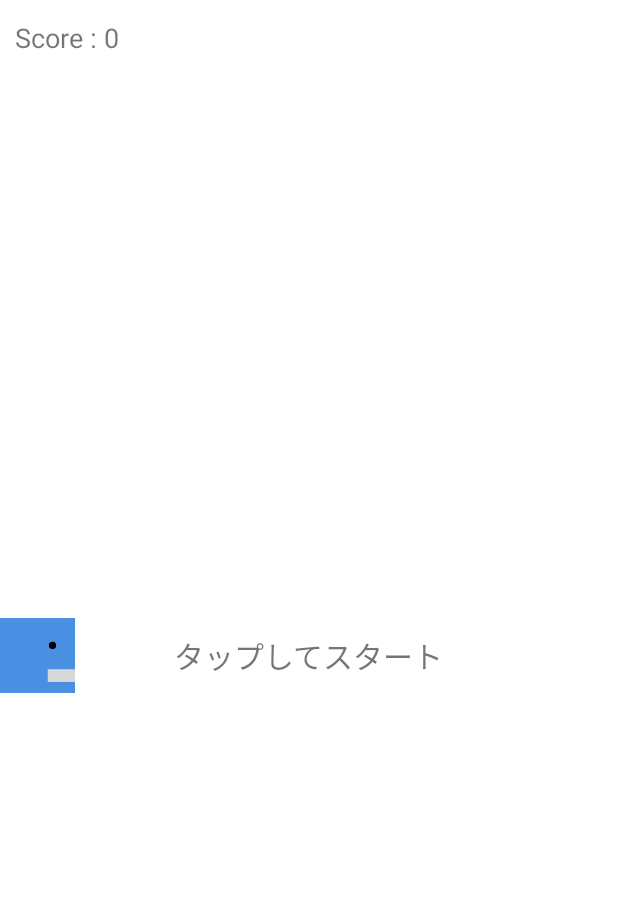
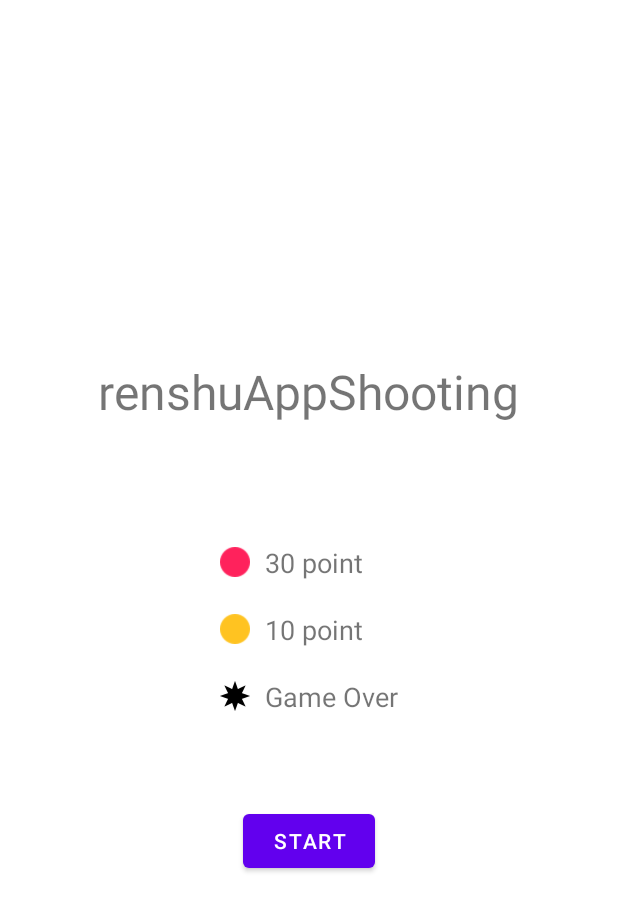
Before and after one commit to N-hiromi/renshuAppShooting, an Android app: the screen it shows after launch (MainActivity before the commit, StartActivity after it), on a phone screen of 412 x 824 dp. Shown: the top 911 px of the screen. Run offline under Robolectric (Android 15) with nearby library versions, the phone set to English and light mode, and no system bars.

Commit message:
戻るボタンの無効化とスタート画面作成

```diff
--- a/app/build.gradle
+++ b/app/build.gradle
@@ -33,7 +33,11 @@ dependencies {
     implementation 'androidx.appcompat:appcompat:1.6.1'
     implementation 'com.google.android.material:material:1.9.0'
     implementation 'androidx.constraintlayout:constraintlayout:2.1.4'
+    implementation 'androidx.datastore:datastore-rxjava3:1.0.0'
+    implementation 'androidx.datastore:datastore-rxjava2:1.0.0'
+    implementation 'androidx.datastore:datastore-preferences-rxjava2:1.0.0'
     testImplementation 'junit:junit:4.13.2'
     androidTestImplementation 'androidx.test.ext:junit:1.1.5'
     androidTestImplementation 'androidx.test.espresso:espresso-core:3.5.1'
+
 }
--- /dev/null
+++ b/app/src/main/java/com/example/renshuappshooting/StartActivity.java
@@ -0,0 +1,31 @@
+package com.example.renshuappshooting;
+
+import androidx.appcompat.app.AppCompatActivity;
+
+import android.content.Intent;
+import android.os.Bundle;
+import android.view.View;
+
+public class StartActivity extends AppCompatActivity implements View.OnClickListener{
+
+    @Override
+    protected void onCreate(Bundle savedInstanceState) {
+        super.onCreate(savedInstanceState);
+        setContentView(R.layout.activity_start);
+
+        // startGameボタン取得
+        findViewById(R.id.startGame).setOnClickListener(this);
+    }
+
+    @Override
+    public void onClick(View v) {
+        if (v.getId() == R.id.startGame){
+            startActivity(new Intent(getApplicationContext(), MainActivity.class));
+        }
+    }
+
+    @Override
+    public void onBackPressed() {
+        // 戻るボタンを押された時の操作。今回は戻るボタン無効化したいので何も書かない
+    }
+}
--- /dev/null
+++ b/app/src/main/res/layout/activity_start.xml
@@ -0,0 +1,73 @@
+<?xml version="1.0" encoding="utf-8"?>
+<LinearLayout xmlns:android="http://schemas.android.com/apk/res/android"
+    xmlns:app="http://schemas.android.com/apk/res-auto"
+    xmlns:tools="http://schemas.android.com/tools"
+    android:layout_width="match_parent"
+    android:layout_height="match_parent"
+    tools:context=".StartActivity"
+    android:orientation="vertical"
+    android:gravity="center">
+
+    <TextView
+        android:layout_width="wrap_content"
+        android:layout_height="wrap_content"
+        android:text="@string/app_name"
+        android:textSize="32sp"/>
+
+    <TableLayout
+        android:layout_width="wrap_content"
+        android:layout_height="wrap_content"
+        android:layout_marginTop="80dp">
+
+        <TableRow
+            android:gravity="center_vertical">
+            <ImageView
+                android:layout_width="20dp"
+                android:layout_height="20dp"
+                android:src="@drawable/pink"/>
+            <TextView
+                android:layout_width="wrap_content"
+                android:layout_height="wrap_content"
+                android:text="30 point"
+                android:textSize="18sp"
+                android:paddingLeft="10dp"/>
+        </TableRow>
+
+        <TableRow
+            android:gravity="center_vertical"
+            android:layout_marginTop="20dp">
+            <ImageView
+                android:layout_width="20dp"
+                android:layout_height="20dp"
+                android:src="@drawable/orange"/>
+            <TextView
+                android:layout_width="wrap_content"
+                android:layout_height="wrap_content"
+                android:text="10 point"
+                android:textSize="18sp"
+                android:paddingLeft="10dp"/>
+        </TableRow>
+
+        <TableRow
+            android:gravity="center_vertical"
+            android:layout_marginTop="20dp">
+            <ImageView
+                android:layout_width="20dp"
+                android:layout_height="20dp"
+                android:src="@drawable/black"/>
+            <TextView
+                android:layout_width="wrap_content"
+                android:layout_height="wrap_content"
+                android:text="Game Over"
+                android:textSize="18sp"
+                android:paddingLeft="10dp"/>
+        </TableRow>
+    </TableLayout>
+
+    <Button
+        android:id="@+id/startGame"
+        android:layout_width="wrap_content"
+        android:layout_height="wrap_content"
+        android:text="START"
+        android:layout_marginTop="60dp"/>
+</LinearLayout>
--- a/build.gradle
+++ b/build.gradle
@@ -4,6 +4,7 @@ plugins {
     id 'com.android.library' version '8.0.2' apply false
 }
 
+// 非推奨のメソッドを使っていてビルドできない時理由を教えてくれる
 allprojects {
     gradle.projectsEvaluated {
         tasks.withType(JavaCompile) {
```
Also changed, not shown: app/src/main/AndroidManifest.xml (+13 -1 lines), app/src/main/java/com/example/renshuappshooting/MainActivity.java (+10 -1 lines), app/src/main/java/com/example/renshuappshooting/ResultActivity.java (added, +60 -0 lines), app/src/main/res/layout/activity_result.xml (added, +40 -0 lines).
